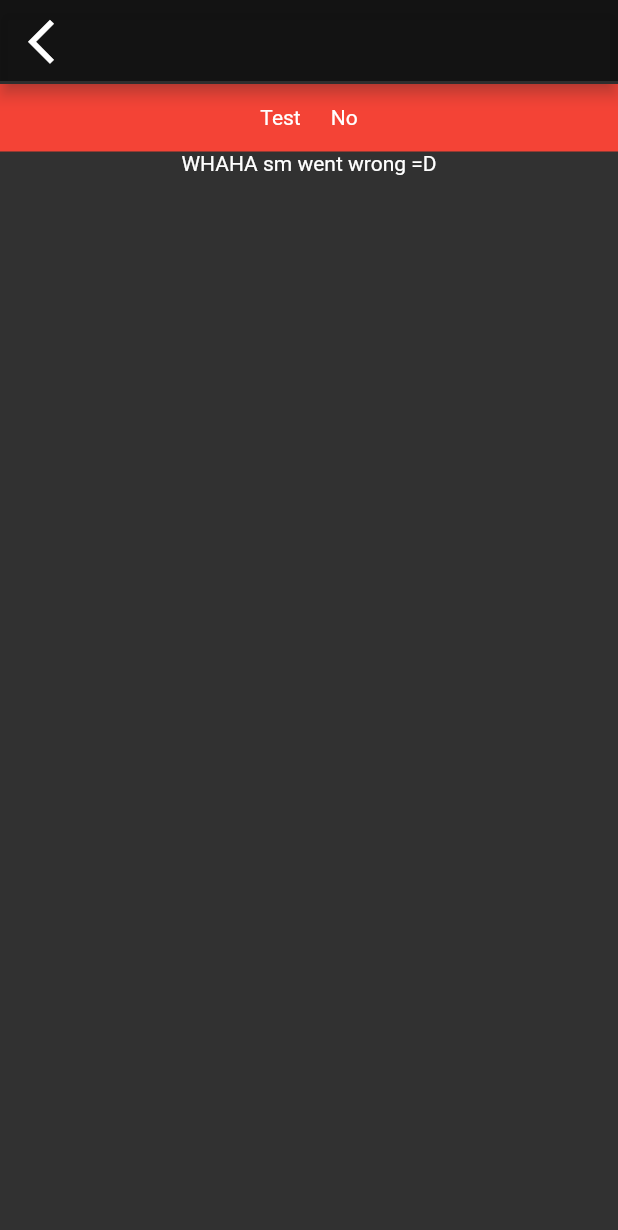
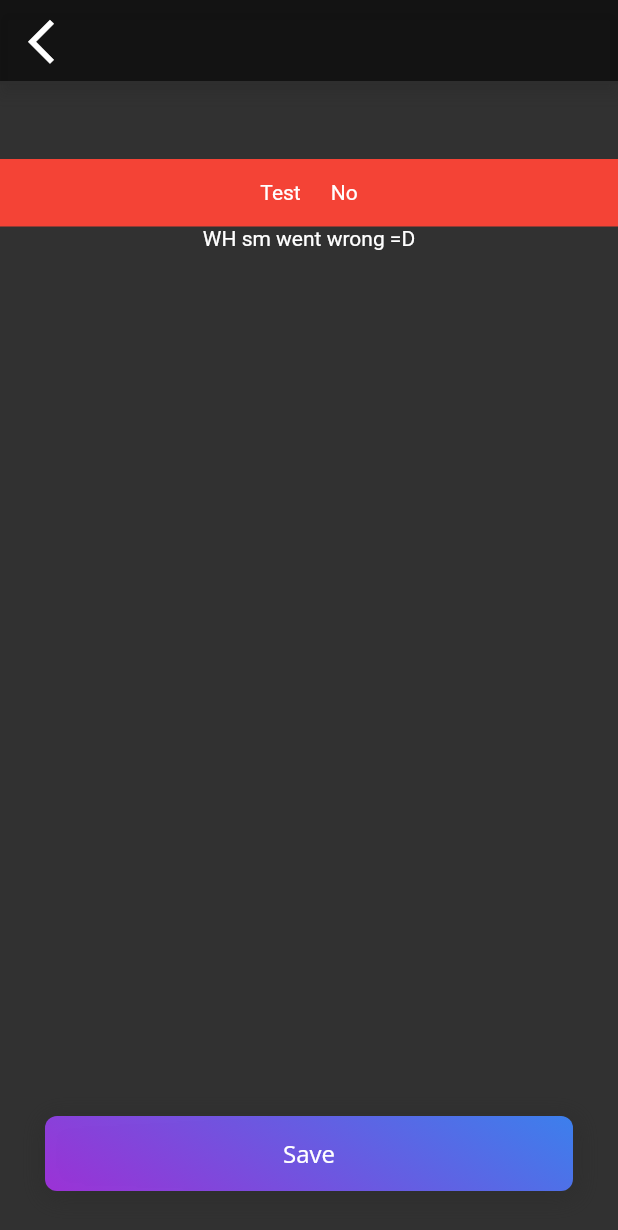
Before and after one commit to beakeyz/ski_tracker_client, a Flutter app: the SettingsScreen screen opened directly, on a phone screen of 412 x 824 dp. Shown: the top 1230 px of the screen. Run offline on Flutter 3.47's test engine with Material 2 defaults, Android fonts, the phone set to English and light mode, and no system bars; our stand-ins replace flutter_svg; Roboto replaces fonts that are missing (Open Sans).

Commit message:
Setting system in place

```diff
--- a/lib/core/models/Settings.dart
+++ b/lib/core/models/Settings.dart
@@ -1,3 +1,7 @@
+import 'dart:convert';
+
+import 'package:dadjoke_client/core/res/FileManager.dart';
+
 class Setting {
   String name;
   dynamic setting;
@@ -8,14 +12,28 @@ class Setting {
   void set(dynamic newVal) {
     setting = newVal;
   }
+
+  Setting.fromJson(Map<String, dynamic> json)
+      : name = json['SettingName'],
+        setting = json['Value'];
+
+  Map<String, dynamic> toJson() => {
+        'SettingName': name,
+        'Value': setting,
+      };
 }
 
 class SettingVars {
-  static bool test1 = false;
-  static String test2 = "";
+  static const String SETTINGS_FILE = "settings.json";
 
   static var Settings = [
-    Setting(name: "Test", setting: SettingVars.test1),
-    Setting(name: "Test2", setting: SettingVars.test2),
+    Setting(name: "Test", setting: false),
+    Setting(name: "Test2", setting: "Something"),
   ];
+
+  static void save() {
+    FileManager m = FileManager();
+    String jsonString = jsonEncode(Settings);
+    m.write(SETTINGS_FILE, jsonString);
+  }
 }
--- a/lib/screens/settings.dart
+++ b/lib/screens/settings.dart
@@ -1,6 +1,7 @@
 import 'package:dadjoke_client/constants/colors.dart';
 import 'package:dadjoke_client/core/models/Settings.dart';
 import 'package:dadjoke_client/core/screen_switcher.dart';
+import 'package:dadjoke_client/widgets/button.dart';
 import 'package:dadjoke_client/widgets/setting_view.dart';
 import 'package:flutter/material.dart';
 
@@ -42,11 +43,36 @@ class _SettingsScreenState extends State<SettingsScreen> {
           backgroundColor: BACKGROUND_COLOR,
         ),
         body: Container(
-          child: ListView.builder(
-            itemCount: SettingVars.Settings.length,
-            itemBuilder: (context, index) {
-              return SettingView(setting: SettingVars.Settings[index]);
-            },
+          child: Column(
+            children: [
+              SizedBox(
+                height: 50,
+              ),
+              Expanded(
+                child: ListView.builder(
+                  itemCount: SettingVars.Settings.length,
+                  itemBuilder: (context, index) {
+                    return SettingView(setting: SettingVars.Settings[index]);
+                  },
+                ),
+              ),
+              Container(
+                padding: const EdgeInsets.symmetric(horizontal: 30, vertical: 30),
+                child: Button(
+                  callback: () {
+                    // TODO save
+                    SettingVars.save();
+                  },
+                  child: const Text(
+                    "Save",
+                    style: TextStyle(
+                      fontFamily: "Open Sans",
+                      fontSize: 16,
+                    ),
+                  ),
+                ),
+              ),
+            ],
           ),
         ),
       );
--- a/lib/widgets/setting_view.dart
+++ b/lib/widgets/setting_view.dart
@@ -10,28 +10,23 @@ class SettingView extends StatefulWidget {
 }
 
 class _SettingViewState extends State<SettingView> {
-  late Setting _setting;
-
   @override
   void initState() {
     super.initState();
-    setState(() {
-      _setting = widget.setting;
-    });
   }
 
   @override
   Widget build(BuildContext context) {
-    switch (_setting.setting.runtimeType) {
+    switch (widget.setting.setting.runtimeType) {
       case String:
         return Container(
-          child: Center(child: Text('WHAHA sm went wrong =D')),
+          child: Center(child: Text('WH sm went wrong =D')),
         );
       case bool:
         return InkWell(
           onTap: () {
             setState(() {
-              _setting.setting = !_setting.setting;
+              widget.setting.setting = !widget.setting.setting;
             });
           },
           child: Container(
@@ -41,11 +36,11 @@ class _SettingViewState extends State<SettingView> {
               crossAxisAlignment: CrossAxisAlignment.center,
               children: [
                 Flexible(flex: 1, child: Container()),
-                Text(_setting.name),
+                Text(widget.setting.name),
                 SizedBox(
                   width: 20,
                 ),
-                Text(_setting.setting == true ? "Yes" : "No"),
+                Text(widget.setting.setting == true ? "Yes" : "No"),
                 Flexible(flex: 1, child: Container()),
               ],
             ),
@@ -53,8 +48,10 @@ class _SettingViewState extends State<SettingView> {
         );
       default:
     }
+    var thing = widget.setting.setting.runtimeType;
+
     return Container(
-      child: Center(child: Text('WHAHA sm went wrong =D')),
+      child: Center(child: Text('WHAHA sm went wrong =D $thing')),
     );
   }
 }
```
Also changed, not shown: lib/core/res/FileManager.dart (+27 -5 lines), lib/core/res/JsonFileManager.dart (added, +19 -0 lines), lib/main.dart (+14 -0 lines).
